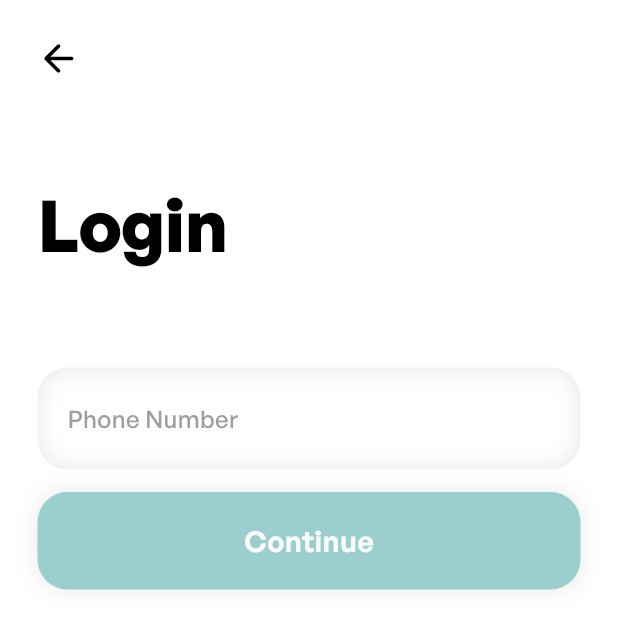
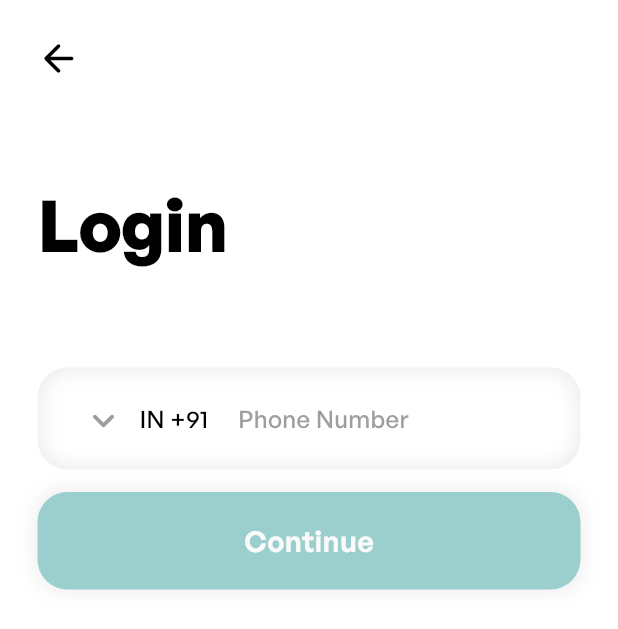
Before and after one commit to Kami-wasTaken/Blitz_Dev, a Flutter app: the screen it shows after launch, after a tap on "Login", on a phone screen of 412 x 824 dp. Shown: the top 629 px of the screen. Run offline on Flutter 3.47's test engine with Material 3 defaults, Android fonts, the phone set to English and light mode, and no system bars; our stand-ins replace country_picker, firebase_auth, firebase_core, flutter_svg, pin_code_fields; missing offline and left inert: dart:ffi; accounts and stored records are empty; network calls fail.

Commit message:
Phone number auth finished

```diff
--- a/Frontend/blitz/lib/pages/login_reg/login_page.dart
+++ b/Frontend/blitz/lib/pages/login_reg/login_page.dart
@@ -1,8 +1,10 @@
-// ignore_for_file: prefer_const_constructors, prefer_const_literals_to_create_immutables, avoid_print
+// ignore_for_file: prefer_const_constructors, prefer_const_literals_to_create_immutables, avoid_print, unnecessary_brace_in_string_interps
 
-import 'package:blitz/pages/login_reg/input_field.dart';
+import 'package:blitz/pages/dashboard/dashboard.dart';
 import 'package:blitz/pages/login_reg/otp_sheet.dart';
+import 'package:blitz/pages/login_reg/phone_input.dart';
 import 'package:blitz/pages/login_reg/prompt_page.dart';
+import 'package:country_picker/country_picker.dart';
 import 'package:firebase_auth/firebase_auth.dart';
 import 'package:flutter/material.dart';
 
@@ -22,6 +24,16 @@ class _LoginPageState extends State<LoginPage> {
     );
   }
 
+  String countryCode = '+91';
+  String countryName = 'IN';
+
+  void changeCountry(Country country) {
+    print(country.phoneCode);
+    countryCode = ("+${country.phoneCode}");
+    countryName = country.countryCode;
+    setState(() {});
+  }
+
   final _phoneController = TextEditingController();
   String requiredID = '';
   final FirebaseAuth auth = FirebaseAuth.instance;
@@ -32,15 +44,16 @@ class _LoginPageState extends State<LoginPage> {
     User user;
     try {
       await auth.verifyPhoneNumber(
-          phoneNumber: _phoneController.text.trim(),
+          phoneNumber: ("$countryCode${_phoneController.text.trim()}"),
           verificationCompleted: (PhoneAuthCredential authCredential) async {
             await auth.signInWithCredential(authCredential).then((value) {
               Navigator.push(context,
-                  MaterialPageRoute(builder: (context) => PromptPage()));
+                  MaterialPageRoute(builder: (context) => Dashboard()));
             });
           },
           verificationFailed: ((e) {
             print(e.message);
+            print(_phoneController.text.trim());
           }),
           codeSent: (String verificationID, [int? forceResendingToken]) {
             requiredID = verificationID;
@@ -88,9 +101,12 @@ class _LoginPageState extends State<LoginPage> {
                       child: Form(
                           child: Column(
                         children: [
-                          InputField(
-                              hintText: "Phone Number",
-                              controller: _phoneController),
+                          PhoneInput(
+                            controller: _phoneController,
+                            countryCode: countryCode,
+                            countryName: countryName,
+                            countryChange: (country) => changeCountry(country),
+                          ),
                           Padding(
                             padding: const EdgeInsets.only(top: 15.0),
                             child: GestureDetector(
--- a/Frontend/blitz/lib/pages/login_reg/otp_sheet.dart
+++ b/Frontend/blitz/lib/pages/login_reg/otp_sheet.dart
@@ -2,6 +2,7 @@
 
 import 'dart:ffi';
 
+import 'package:blitz/pages/dashboard/dashboard.dart';
 import 'package:blitz/pages/login_reg/prompt_page.dart';
 import 'package:firebase_auth/firebase_auth.dart';
 import 'package:flutter/material.dart';
@@ -35,6 +36,7 @@ class OTPSheet extends StatelessWidget {
                 child: PinCodeTextField(
                   controller: controller,
                   appContext: context,
+                  textStyle: Theme.of(context).textTheme.headlineMedium,
                   length: 6,
                   pinTheme: PinTheme(
                     shape: PinCodeFieldShape.box,
@@ -60,7 +62,7 @@ class OTPSheet extends StatelessWidget {
                         Navigator.push(
                                 context,
                                 MaterialPageRoute(
-                                    builder: (context) => PromptPage()))
+                                    builder: (context) => Dashboard()))
                             .catchError((e) {
                           print(e);
                         });
--- /dev/null
+++ b/Frontend/blitz/lib/pages/login_reg/phone_input.dart
@@ -0,0 +1,128 @@
+// ignore_for_file: prefer_const_literals_to_create_immutables, prefer_const_constructors
+
+import 'package:country_picker/country_picker.dart';
+import 'package:flutter/material.dart';
+import 'package:flutter/services.dart';
+
+class PhoneInput extends StatelessWidget {
+  PhoneInput(
+      {super.key,
+      required this.controller,
+      required this.countryCode,
+      required this.countryName,
+      required this.countryChange});
+
+  final TextEditingController controller;
+
+  final String countryCode;
+  final String countryName;
+  final Function(Country) countryChange;
+
+  Future displayModalBottomSheet(BuildContext context) {
+    return showModalBottomSheet(
+        context: context,
+        builder: (context) => Container(
+            decoration: BoxDecoration(
+              color: Theme.of(context).colorScheme.background,
+              borderRadius: BorderRadius.circular(20),
+            ),
+            height: 300,
+            width: MediaQuery.of(context).size.width,
+            child: Text("hello")));
+  }
+
+  @override
+  Widget build(BuildContext context) {
+    return Padding(
+      padding: const EdgeInsets.only(top: 18.0),
+      child: Container(
+        decoration: BoxDecoration(
+          borderRadius: BorderRadius.circular(20),
+          boxShadow: [
+            const BoxShadow(
+              color: Color.fromRGBO(166, 166, 166, 0.25),
+            ),
+            const BoxShadow(
+              color: Colors.white,
+              spreadRadius: -1.0,
+              blurRadius: 12.0,
+            ),
+          ],
+        ),
+        child: Padding(
+            padding: const EdgeInsets.symmetric(horizontal: 20, vertical: 10),
+            child: Row(
+              children: [
+                IconButton(
+                    padding: EdgeInsets.only(top: 2),
+                    onPressed: () {
+                      showCountryPicker(
+                        context: context,
+                        showPhoneCode: true,
+                        onSelect: countryChange,
+                        countryListTheme: CountryListThemeData(
+                            // Optional. Sets the border radius for the bottomsheet.
+                            borderRadius: BorderRadius.circular(20),
+                            bottomSheetHeight: 400,
+                            padding: EdgeInsets.symmetric(
+                                vertical: 20, horizontal: 15),
+                            searchTextStyle:
+                                Theme.of(context).textTheme.bodyMedium,
+                            textStyle: Theme.of(context).textTheme.bodyMedium,
+                            inputDecoration: InputDecoration(
+                                contentPadding: EdgeInsets.all(20),
+                                focusedBorder: OutlineInputBorder(
+                                    borderRadius: BorderRadius.circular(20)),
+                                focusColor: Colors.black,
+                                hintStyle: TextStyle(
+                                    color: Colors.grey,
+                                    fontFamily: Theme.of(context)
+                                        .textTheme
+                                        .bodyMedium
+                                        ?.fontFamily,
+                                    fontSize: Theme.of(context)
+                                        .textTheme
+                                        .bodyMedium
+                                        ?.fontSize),
+                                border: OutlineInputBorder(
+                                    borderRadius: BorderRadius.circular(20)))),
+                      );
+                    },
+                    icon: Icon(
+                      Icons.keyboard_arrow_down_rounded,
+                      size: 30,
+                      color: Colors.grey,
+                    )),
+                Text("${countryName} ${countryCode}"),
+                Padding(
+                  padding: const EdgeInsets.symmetric(horizontal: 20.0),
+                  child: SizedBox(
+                      width: 150,
+                      child: TextFormField(
+                        inputFormatters: [
+                          LengthLimitingTextInputFormatter(10),
+                        ],
+                        controller: controller,
+                        style: Theme.of(context).textTheme.bodyMedium,
+                        decoration: InputDecoration(
+                          hintText: "Phone Number",
+                          hintStyle: TextStyle(
+                              color: Colors.grey,
+                              fontFamily: Theme.of(context)
+                                  .textTheme
+                                  .bodyMedium
+                                  ?.fontFamily,
+                              fontSize: Theme.of(context)
+                                  .textTheme
+                                  .bodyMedium
+                                  ?.fontSize),
+                          border: InputBorder.none,
+                        ),
+                      )),
+                )
+              ],
+            )),
+      ),
+    );
+  }
+}
--- a/Frontend/blitz/lib/pages/login_reg/registeration_page.dart
+++ b/Frontend/blitz/lib/pages/login_reg/registeration_page.dart
@@ -81,9 +81,7 @@ class _RegisterationPageState extends State<RegisterationPage> {
                         Padding(
                           padding: const EdgeInsets.only(top: 75.0),
                           child: GestureDetector(
-                            onTap: () {
-                              displayModalBottomSheet(context);
-                            },
+                            onTap: () {},
                             child: Container(
                               width: MediaQuery.of(context).size.width,
                               height: 65,
--- a/Frontend/blitz/lib/theme/theme.dart
+++ b/Frontend/blitz/lib/theme/theme.dart
@@ -1,5 +1,6 @@
 // ignore_for_file: prefer_const_constructors
 
+import 'package:flutter/cupertino.dart';
 import 'package:flutter/material.dart';
 
 ThemeData lightMode = ThemeData(
@@ -8,6 +9,14 @@ ThemeData lightMode = ThemeData(
     hintColor: Color.fromRGBO(219, 237, 235, 1),
     colorScheme: ColorScheme.light(
       background: Colors.grey.shade50,
+    ),
+    cupertinoOverrideTheme: CupertinoThemeData(
+      primaryColor: Colors.black,
+    ),
+    textSelectionTheme: TextSelectionThemeData(
+      cursorColor: Colors.black,
+      selectionColor: Color.fromRGBO(219, 237, 235, 1),
+      selectionHandleColor: Color.fromRGBO(219, 237, 235, 1),
     ),
     textTheme: TextTheme(
         displayLarge: TextStyle(
--- a/Frontend/blitz/pubspec.yaml
+++ b/Frontend/blitz/pubspec.yaml
@@ -39,6 +39,7 @@ dependencies:
   flutter_svg: ^2.0.9
   firebase_auth: ^4.15.3
   pin_code_fields: ^8.0.1
+  country_picker: ^2.0.23
 
 
 dev_dependencies:
```
Also changed, not shown: Frontend/blitz/lib/pages/dashboard/dashboard.dart (added, +19 -0 lines), 1 other file.
